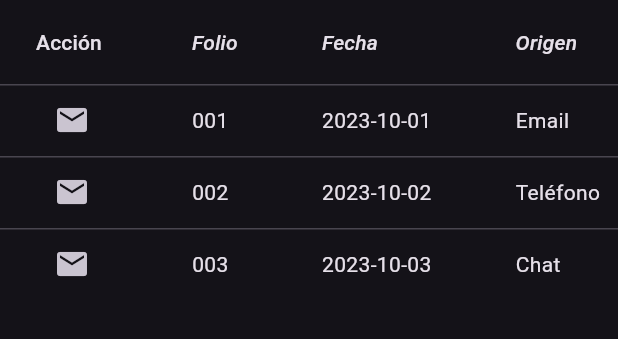
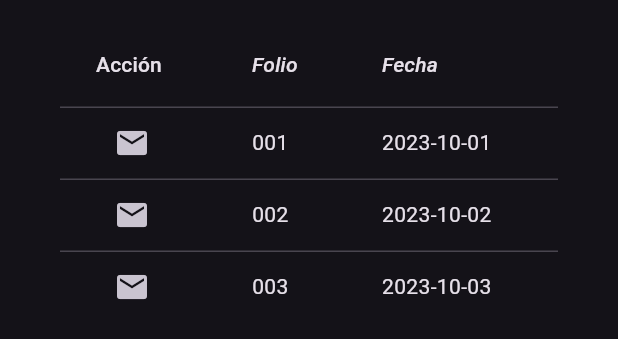
Before and after one commit to giosave/ticket_tracking, a Flutter app: the HomeScreenTable widget shown alone on an empty page, opened directly, on a phone screen of 412 x 824 dp. Shown: the top 339 px of the screen. Run offline on Flutter 3.47's test engine with Material 3 defaults, Android fonts, the phone set to English and light mode, and no system bars.

Commit message:
Envolviendo en un padding todo el componente tabla

```diff
--- a/lib/widgets/home_screen_table.dart
+++ b/lib/widgets/home_screen_table.dart
@@ -10,7 +10,9 @@ class HomeScreenTable extends StatelessWidget {
   Widget build(BuildContext context) {
     final ScrollController _scrollController = ScrollController();
 
-    return Scrollbar(
+    return Padding(
+      padding: const EdgeInsets.only(left: 40, right: 40, top: 15),
+      child: Scrollbar(
         controller: _scrollController,
         child: SingleChildScrollView(
           controller: _scrollController,
@@ -247,6 +249,7 @@ class HomeScreenTable extends StatelessWidget {
             ],
           ),
         ),
+      ),
     );
   }
 }
```
Lines whose indentation alone changed are shown as unchanged.
